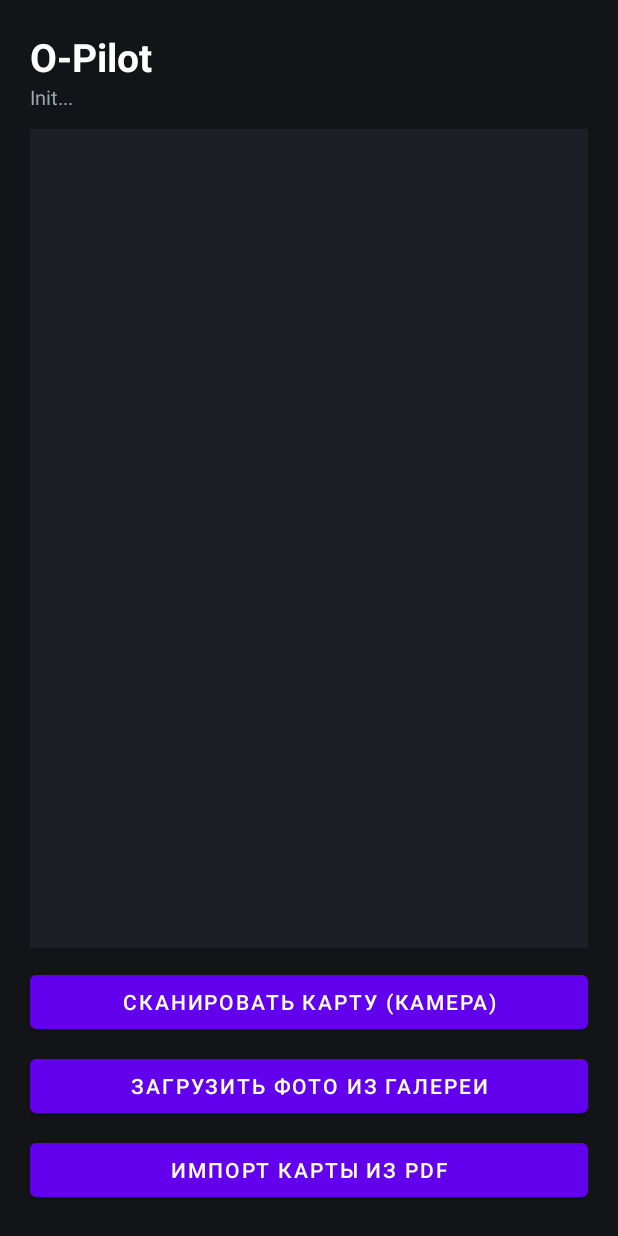
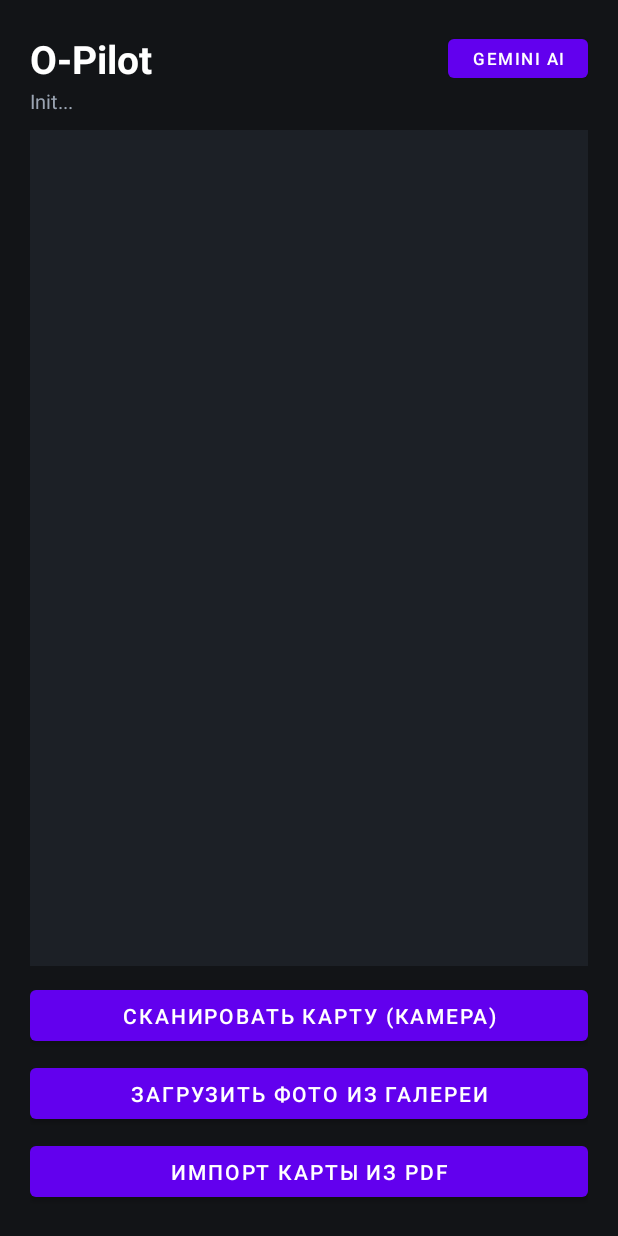
Before and after one commit to nvkff/o-pilot, an Android app: the screen it shows after launch (MainActivity), on a phone screen of 412 x 824 dp. Run offline under Robolectric (Android 15) with nearby library versions, the phone set to English and light mode, and no system bars; libraries missing offline, so code that uses them is left out: com.google.mlkit.vision, org.opencv.android; 1 statement that could not run was skipped.

Commit message:
feat(mobile): add Gemini Vision hybrid CP ordering and legend reader

```diff
--- a/mobile/src/main/res/layout/activity_main.xml
+++ b/mobile/src/main/res/layout/activity_main.xml
@@ -5,52 +5,14 @@
     android:orientation="vertical"
     android:padding="20dp"
     android:background="#121417">
-    <TextView
-        android:id="@+id/tvTitle"
-        android:layout_width="wrap_content"
-        android:layout_height="wrap_content"
-        android:text="O-Pilot"
-        android:textColor="#FFFFFF"
-        android:textSize="26sp"
-        android:textStyle="bold" />
-    <TextView
-        android:id="@+id/tvStatus"
-        android:layout_width="wrap_content"
-        android:layout_height="wrap_content"
-        android:text="Init..."
-        android:textColor="#9AA4B2"
-        android:textSize="13sp"
-        android:layout_marginBottom="12dp" />
-    <ImageView
-        android:id="@+id/ivPreview"
-        android:layout_width="match_parent"
-        android:layout_height="0dp"
-        android:layout_weight="1"
-        android:scaleType="fitCenter"
-        android:background="#1C2026"
-        android:layout_marginBottom="12dp" />
-    <Button
-        android:id="@+id/btnAnalyze"
-        android:layout_width="match_parent"
-        android:layout_height="50dp"
-        android:text="Далее: поиск КП и севера (OpenCV)"
-        android:visibility="gone"
-        android:layout_marginBottom="10dp" />
-    <Button
-        android:id="@+id/btnScanCamera"
-        android:layout_width="match_parent"
-        android:layout_height="48dp"
-        android:text="Сканировать карту (камера)"
-        android:layout_marginBottom="8dp" />
-    <Button
-        android:id="@+id/btnPickGallery"
-        android:layout_width="match_parent"
-        android:layout_height="48dp"
-        android:text="Загрузить фото из галереи"
-        android:layout_marginBottom="8dp" />
-    <Button
-        android:id="@+id/btnImportPdf"
-        android:layout_width="match_parent"
-        android:layout_height="48dp"
-        android:text="Импорт карты из PDF" />
+    <LinearLayout android:layout_width="match_parent" android:layout_height="wrap_content" android:orientation="horizontal" android:gravity="center_vertical">
+        <TextView android:id="@+id/tvTitle" android:layout_width="0dp" android:layout_weight="1" android:layout_height="wrap_content" android:text="O-Pilot" android:textColor="#FFFFFF" android:textSize="26sp" android:textStyle="bold" />
+        <Button android:id="@+id/btnGeminiKey" android:layout_width="wrap_content" android:layout_height="38dp" android:text="Gemini AI" android:textSize="11sp" />
+    </LinearLayout>
+    <TextView android:id="@+id/tvStatus" android:layout_width="wrap_content" android:layout_height="wrap_content" android:text="Init..." android:textColor="#9AA4B2" android:textSize="13sp" android:layout_marginBottom="10dp" />
+    <ImageView android:id="@+id/ivPreview" android:layout_width="match_parent" android:layout_height="0dp" android:layout_weight="1" android:scaleType="fitCenter" android:background="#1C2026" android:layout_marginBottom="10dp" />
+    <Button android:id="@+id/btnAnalyze" android:layout_width="match_parent" android:layout_height="50dp" android:text="Далее: поиск КП и севера" android:visibility="gone" android:layout_marginBottom="8dp" />
+    <Button android:id="@+id/btnScanCamera" android:layout_width="match_parent" android:layout_height="46dp" android:text="Сканировать карту (камера)" android:layout_marginBottom="6dp" />
+    <Button android:id="@+id/btnPickGallery" android:layout_width="match_parent" android:layout_height="46dp" android:text="Загрузить фото из галереи" android:layout_marginBottom="6dp" />
+    <Button android:id="@+id/btnImportPdf" android:layout_width="match_parent" android:layout_height="46dp" android:text="Импорт карты из PDF" />
 </LinearLayout>
```
Also changed, not shown: mobile/src/main/java/io/github/nvkff/opilot/GeminiCourseAnalyzer.kt (added, +70 -0 lines), mobile/src/main/java/io/github/nvkff/opilot/MainActivity.kt (+23 -14 lines).
